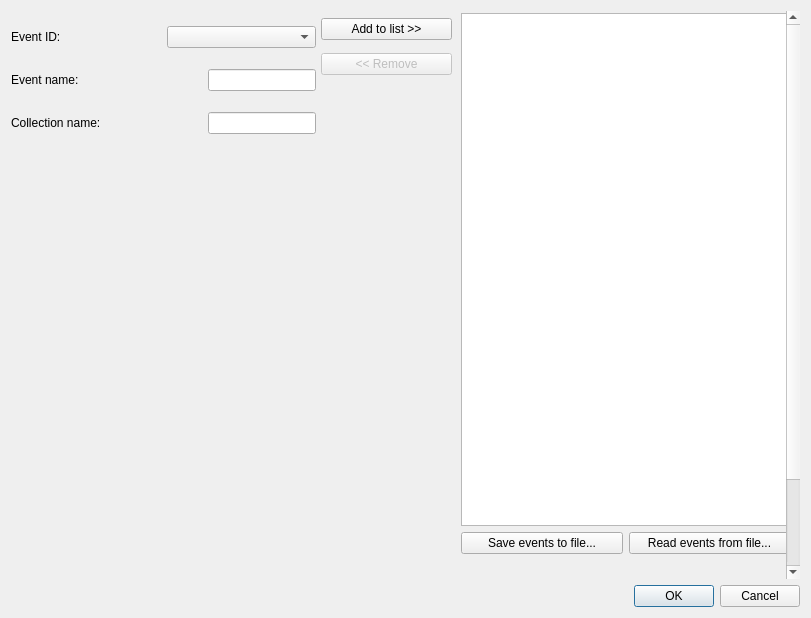
Qt form meggie/ui/qt4Designer_ui_files/eventSelectionDialog.ui (cibr-jyu/meggie) before a commit.
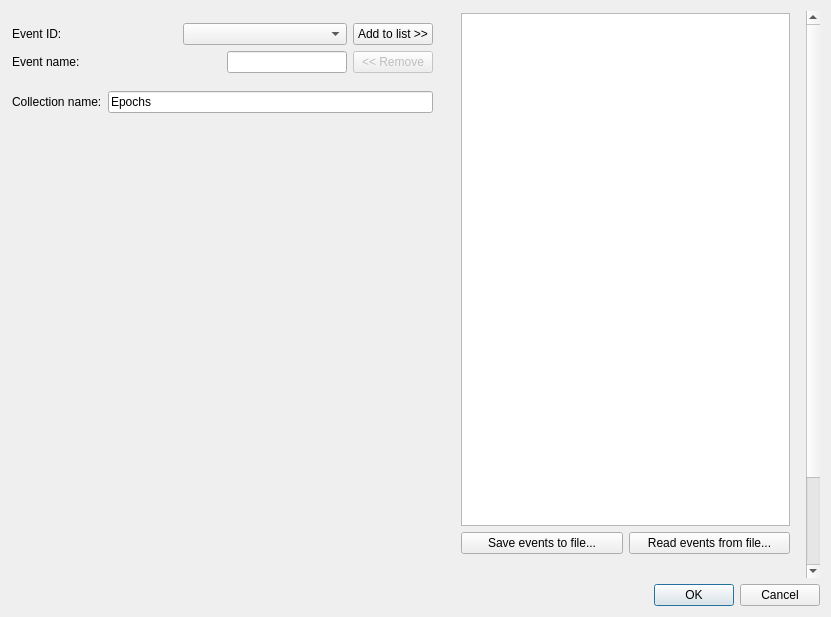
The same form after that commit.

Commit message: Started to make epoch collection names unique. Started making a helper-module for simple often encountered code snippets.

The edit to the form file:
```diff
--- a/meggie/ui/qt4Designer_ui_files/eventSelectionDialog.ui
+++ b/meggie/ui/qt4Designer_ui_files/eventSelectionDialog.ui
@@ -9,8 +9,8 @@
    <rect>
     <x>0</x>
     <y>0</y>
-    <width>811</width>
-    <height>618</height>
+    <width>831</width>
+    <height>617</height>
    </rect>
   </property>
   <property name="windowTitle">
@@ -33,7 +33,7 @@
        <rect>
         <x>0</x>
         <y>0</y>
-        <width>775</width>
+        <width>795</width>
         <height>675</height>
        </rect>
       </property>
@@ -43,35 +43,6 @@
         <height>675</height>
        </size>
       </property>
-      <widget class="QWidget" name="verticalLayoutWidget">
-       <property name="geometry">
-        <rect>
-         <x>310</x>
-         <y>0</y>
-         <width>131</width>
-         <height>71</height>
-        </rect>
-       </property>
-       <layout class="QVBoxLayout" name="verticalLayout">
-        <item>
-         <widget class="QPushButton" name="pushButtonAdd">
-          <property name="text">
-           <string>Add to list &gt;&gt;</string>
-          </property>
-         </widget>
-        </item>
-        <item>
-         <widget class="QPushButton" name="pushButtonRemove">
-          <property name="enabled">
-           <bool>false</bool>
-          </property>
-          <property name="text">
-           <string>&lt;&lt; Remove</string>
-          </property>
-         </widget>
-        </item>
-       </layout>
-      </widget>
       <widget class="QWidget" name="layoutWidget">
        <property name="geometry">
         <rect>
@@ -105,17 +76,19 @@
         </item>
        </layout>
       </widget>
-      <widget class="QWidget" name="layoutWidget">
+      <widget class="QWidget" name="">
        <property name="geometry">
         <rect>
-         <x>0</x>
+         <x>1</x>
          <y>0</y>
-         <width>305</width>
-         <height>138</height>
+         <width>421</width>
+         <height>115</height>
         </rect>
        </property>
-       <layout class="QVBoxLayout" name="verticalLayout_3">
+       <layout class="QVBoxLayout" name="verticalLayout_2">
         <item>
+         <layout class="QGridLayout" name="gridLayout_2">
+          <item row="0" column="0">
          <layout class="QHBoxLayout" name="horizontalLayout_7">
           <item>
            <widget class="QLabel" name="labelEventID">
@@ -129,7 +102,28 @@
           </item>
          </layout>
         </item>
+          <item row="0" column="1" rowspan="2">
+           <layout class="QVBoxLayout" name="verticalLayout">
         <item>
+             <widget class="QPushButton" name="pushButtonAdd">
+              <property name="text">
+               <string>Add to list &gt;&gt;</string>
+              </property>
+             </widget>
+            </item>
+            <item>
+             <widget class="QPushButton" name="pushButtonRemove">
+              <property name="enabled">
+               <bool>false</bool>
+              </property>
+              <property name="text">
+               <string>&lt;&lt; Remove</string>
+              </property>
+             </widget>
+            </item>
+           </layout>
+          </item>
+          <item row="1" column="0">
          <layout class="QHBoxLayout" name="horizontalLayout_5">
           <item>
            <widget class="QLabel" name="labelName">
@@ -156,6 +150,8 @@
           </item>
          </layout>
         </item>
+         </layout>
+        </item>
         <item>
          <layout class="QHBoxLayout" name="horizontalLayout">
           <item>
@@ -166,21 +162,12 @@
            </widget>
           </item>
           <item>
-           <spacer name="horizontalSpacer_2">
-            <property name="orientation">
-             <enum>Qt::Horizontal</enum>
+           <widget class="QLineEdit" name="lineEditCollectionName">
+            <property name="text">
+             <string>Epochs</string>
             </property>
-            <property name="sizeHint" stdset="0">
-             <size>
-              <width>40</width>
-              <height>20</height>
-             </size>
-            </property>
-           </spacer>
+           </widget>
           </item>
-          <item>
-           <widget class="QLineEdit" name="lineEditCollectionName"/>
-          </item>
          </layout>
         </item>
        </layout>
```
Left out of the diff: 26 changed lines with no effect on the pictures. Lines whose indentation alone changed are shown as unchanged. The commit also changes 5 other files.
